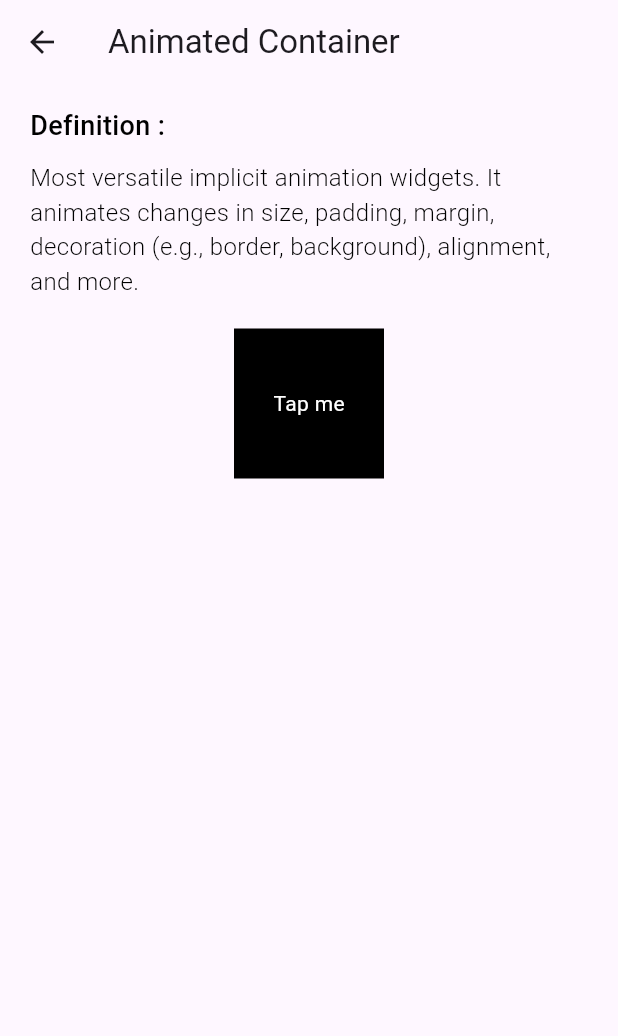
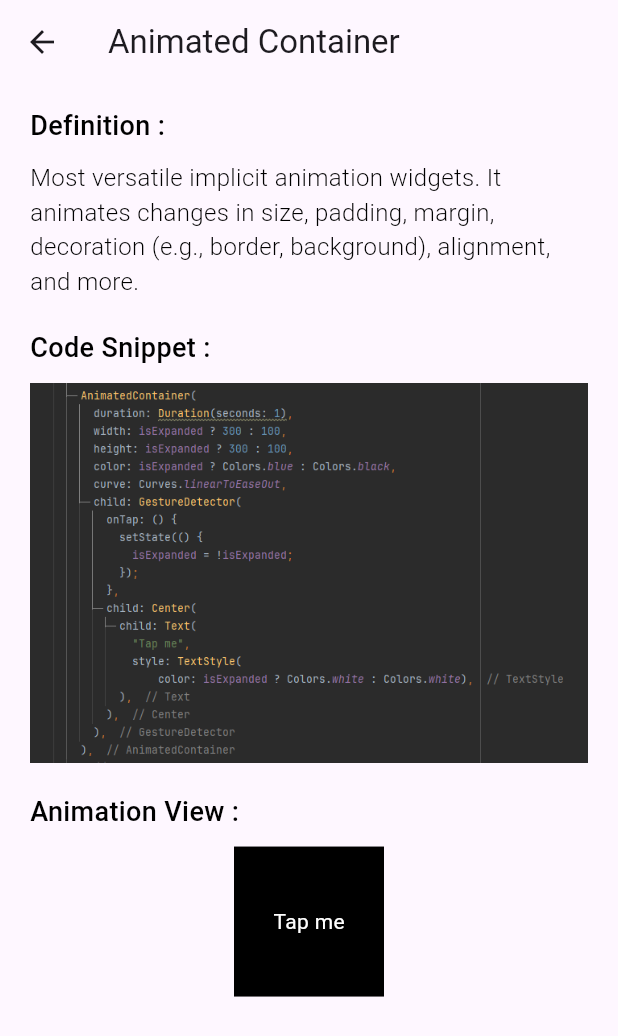
Before and after one commit to Sheraz788/flutteranimations, a Flutter app: the AnimatedContainerWidget screen opened directly, on a phone screen of 412 x 824 dp. Shown: the top 1036 px of the screen. Run offline on Flutter 3.47's test engine with Material 3 defaults, Android fonts, the phone set to English and light mode, and no system bars.

Commit message:
working on animatedcontainer ui and animations

```diff
--- a/lib/implicitanimations/AnimatedContainerWidget.dart
+++ b/lib/implicitanimations/AnimatedContainerWidget.dart
@@ -4,10 +4,12 @@ class AnimatedContainerWidget extends StatefulWidget {
   const AnimatedContainerWidget({super.key});
 
   @override
-  State<AnimatedContainerWidget> createState() => _AnimatedContainerWidgetState();
+  State<AnimatedContainerWidget> createState() =>
+      _AnimatedContainerWidgetState();
 }
 
-class _AnimatedContainerWidgetState extends State<AnimatedContainerWidget>  with TickerProviderStateMixin{
+class _AnimatedContainerWidgetState extends State<AnimatedContainerWidget>
+    with TickerProviderStateMixin {
   bool isExpanded = false;
   late AnimationController _definitionTitleController;
   late AnimationController _definitionDescriptionController;
@@ -23,12 +25,9 @@ class _AnimatedContainerWidgetState extends State<AnimatedContainerWidget>  with
   late Animation<Offset> _animationTitleAnimation;
   late Animation<Offset> _animationViewAnimation;
 
-
-
   @override
   void initState() {
     super.initState();
-
 
     _definitionTitleController = AnimationController(
       vsync: this,
@@ -40,24 +39,20 @@ class _AnimatedContainerWidgetState extends State<AnimatedContainerWidget>  with
       duration: const Duration(seconds: 1),
     );
 
-
     _codeSnippetTitleController = AnimationController(
       vsync: this,
       duration: const Duration(seconds: 1),
     );
-
 
     _codeSnippetController = AnimationController(
       vsync: this,
       duration: const Duration(seconds: 1),
     );
 
-
     _animationTitleController = AnimationController(
       vsync: this,
       duration: const Duration(seconds: 1),
     );
-
 
     _animationViewController = AnimationController(
       vsync: this,
@@ -67,8 +62,7 @@ class _AnimatedContainerWidgetState extends State<AnimatedContainerWidget>  with
     _definitionTitleAnimation = Tween<Offset>(
       begin: Offset(0, -1.5),
       end: Offset.zero,
-    ).animate(
-      CurvedAnimation(
+    ).animate(CurvedAnimation(
       parent: _definitionTitleController,
       curve: Curves.easeOut,
     ));
@@ -76,8 +70,7 @@ class _AnimatedContainerWidgetState extends State<AnimatedContainerWidget>  with
     _definitionDescriptionAnimation = Tween<Offset>(
       begin: Offset(0, -1.5),
       end: Offset.zero,
-    ).animate(
-        CurvedAnimation(
+    ).animate(CurvedAnimation(
       parent: _definitionDescriptionController,
       curve: Curves.easeOut,
     ));
@@ -85,8 +78,7 @@ class _AnimatedContainerWidgetState extends State<AnimatedContainerWidget>  with
     _codeSnippetTitleAnimation = Tween<Offset>(
       begin: Offset(0, -1.5),
       end: Offset.zero,
-    ).animate(
-      CurvedAnimation(
+    ).animate(CurvedAnimation(
       parent: _codeSnippetTitleController,
       curve: Curves.easeOut,
     ));
@@ -94,32 +86,26 @@ class _AnimatedContainerWidgetState extends State<AnimatedContainerWidget>  with
     _codeSnippetAnimation = Tween<Offset>(
       begin: Offset(0, -1.5),
       end: Offset.zero,
-    ).animate(
-      CurvedAnimation(
+    ).animate(CurvedAnimation(
       parent: _codeSnippetController,
       curve: Curves.easeOut,
     ));
 
-
     _animationTitleAnimation = Tween<Offset>(
-      begin: Offset(0, -1.5),
+      begin: Offset(0, 1.5),
       end: Offset.zero,
-    ).animate(
-      CurvedAnimation(
+    ).animate(CurvedAnimation(
       parent: _animationTitleController,
       curve: Curves.easeOut,
     ));
 
-
     _animationViewAnimation = Tween<Offset>(
       begin: Offset(0, 1.5),
       end: Offset.zero,
-    ).animate(
-      CurvedAnimation(
+    ).animate(CurvedAnimation(
       parent: _animationViewController,
       curve: Curves.easeOut,
     ));
-
 
     _definitionTitleController.forward();
     _definitionDescriptionController.forward();
@@ -129,9 +115,7 @@ class _AnimatedContainerWidgetState extends State<AnimatedContainerWidget>  with
 
     _animationTitleController.forward();
     _animationViewController.forward();
-
   }
-
 
   @override
   void dispose() {
@@ -143,50 +127,108 @@ class _AnimatedContainerWidgetState extends State<AnimatedContainerWidget>  with
 
   @override
   Widget build(BuildContext context) {
-    return  Scaffold(
+    return Scaffold(
         appBar: AppBar(
           title: Text("Animated Container"),
         ),
-
         body: SingleChildScrollView(
           child: Container(
             padding: EdgeInsets.symmetric(vertical: 15, horizontal: 20),
-          child: Column(
-            crossAxisAlignment: CrossAxisAlignment.start,
-            children: [
-
-              SlideTransition(position: _definitionTitleAnimation, child: const Text("Definition : ", style: TextStyle(color: Colors.black, fontSize: 18, fontWeight: FontWeight.w500),),),
-
-              SizedBox(height: 10,),
-
-              SlideTransition(position: _definitionDescriptionAnimation, child: const Text("Most versatile implicit animation widgets. It animates changes in size, padding, margin, decoration (e.g., border, background), alignment, and more.", style: TextStyle(color: Colors.black, fontSize: 16, fontWeight: FontWeight.w300),),),
-
-              SizedBox(height: 20,),
-
+            child:
+                Column(crossAxisAlignment: CrossAxisAlignment.start, children: [
+              SlideTransition(
+                position: _definitionTitleAnimation,
+                child: const Text(
+                  "Definition : ",
+                  style: TextStyle(
+                      color: Colors.black,
+                      fontSize: 18,
+                      fontWeight: FontWeight.w500),
+                ),
+              ),
+              SizedBox(
+                height: 10,
+              ),
+              SlideTransition(
+                position: _definitionDescriptionAnimation,
+                child: const Text(
+                  "Most versatile implicit animation widgets. It animates changes in size, padding, margin, decoration (e.g., border, background), alignment, and more.",
+                  style: TextStyle(
+                      color: Colors.black,
+                      fontSize: 16,
+                      fontWeight: FontWeight.w300),
+                ),
+              ),
+              SizedBox(
+                height: 20,
+              ),
+              SlideTransition(
+                position: _codeSnippetTitleAnimation,
+                child: const Text(
+                  "Code Snippet : ",
+                  style: TextStyle(
+                      color: Colors.black,
+                      fontSize: 18,
+                      fontWeight: FontWeight.w500),
+                ),
+              ),
+              SizedBox(
+                height: 10,
+              ),
+              SlideTransition(
+                position: _codeSnippetAnimation,
+                child: InteractiveViewer(
+                  panEnabled: true,
+                  scaleEnabled: true,
+                  minScale: 1,
+                  maxScale: 5,
+                  child: const Image(image: AssetImage("assets/codesnippets/animated_container.png")),)
+              ),
+              SizedBox(
+                height: 20,
+              ),
+              SlideTransition(
+                position: _animationTitleAnimation,
+                child: const Text(
+                  "Animation View : ",
+                  style: TextStyle(
+                      color: Colors.black,
+                      fontSize: 18,
+                      fontWeight: FontWeight.w500),
+                ),
+              ),
+              SizedBox(
+                height: 10,
+              ),
               SlideTransition(
                 position: _animationViewAnimation,
                 child: Center(
-                  child: AnimatedContainer(
+                  child:
+                  AnimatedContainer(
                     duration: Duration(seconds: 1),
                     width: isExpanded ? 300 : 100,
                     height: isExpanded ? 300 : 100,
                     color: isExpanded ? Colors.blue : Colors.black,
                     curve: Curves.linearToEaseOut,
                     child: GestureDetector(
-                      onTap: (){
+                      onTap: () {
                         setState(() {
                           isExpanded = !isExpanded;
                         });
                       },
-                      child: Center(child: Text("Tap me", style: TextStyle(color: isExpanded ? Colors.white : Colors.white),),),
-                    ),
-
-                  ),
-                ),),
-            ]
+                      child: Center(
+                        child: Text(
+                          "Tap me",
+                          style: TextStyle(
+                              color: isExpanded ? Colors.white : Colors.white),
                         ),
                       ),
-      )
-    );
+                    ),
+                  ),
+                ),
+              ),
+            ]),
+          ),
+        ));
   }
 }
--- a/pubspec.yaml
+++ b/pubspec.yaml
@@ -62,6 +62,8 @@ flutter:
   # assets:
   #   - images/a_dot_burr.jpeg
   #   - images/a_dot_ham.jpeg
+  assets:
+    - assets/codesnippets/animated_container.png
 
   # An image asset can refer to one or more resolution-specific "variants", see
   # https://flutter.dev/assets-and-images/#resolution-aware
```
Also changed, not shown: assets/codesnippets/animated_container.png (added). Lines whose indentation alone changed are shown as unchanged.
